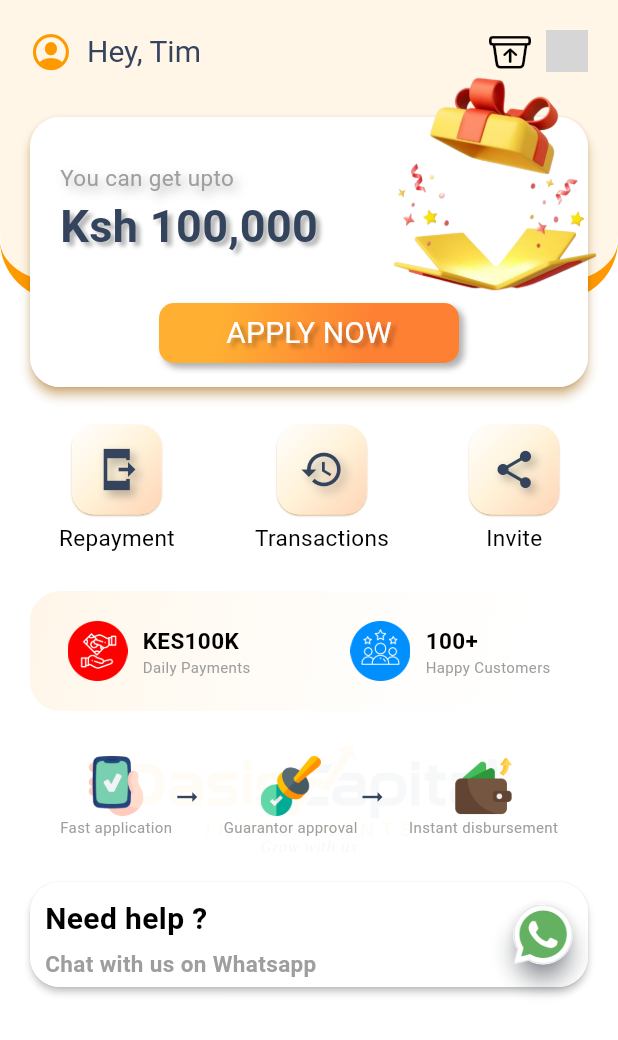
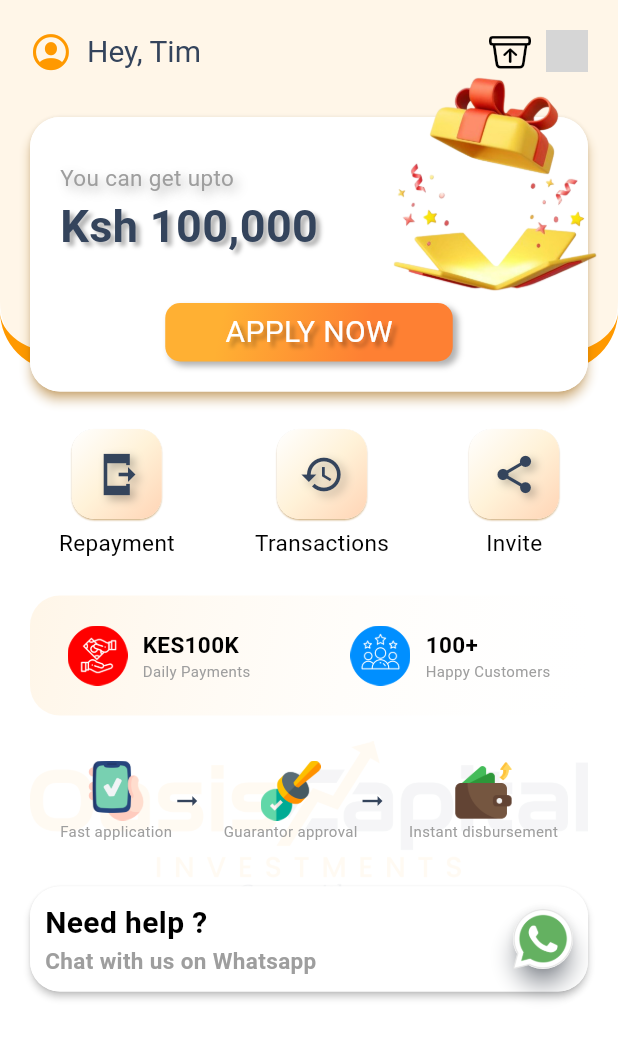
Before and after one commit to NGURE-TIM/OASIS-CAPITAL-INVESTMENTS, a Flutter app: the Dash screen opened directly, on a phone screen of 412 x 824 dp. Shown: the top 1040 px of the screen. Run offline on Flutter 3.47's test engine with Material 3 defaults, Android fonts, the phone set to English and light mode, and no system bars; our stand-ins replace another_flutter_splash_screen, blurrycontainer, cloud_firestore, dashed_circular_progress_bar, dropdown_button2, dropdown_search and 16 more; missing offline and left inert: animated_icon, dart:ffi, flutter_dropdown_search, gif_view, whatsapp_unilink; accounts and stored records are empty; grey boxes are pictures that could not be loaded.

```diff
--- a/lib/Database/firebase.dart
+++ b/lib/Database/firebase.dart
@@ -50,6 +50,9 @@ verifyPhoneNumber(String address ,BuildContext context )async{
     if (snapshot.docs.isNotEmpty && context.mounted){
       Provider.of<VerifyPage>(context , listen: false).dbCall();
     }
+    else if (snapshot.docs.isEmpty && context.mounted){
+      Provider.of<VerifyPage>(context , listen: false).numberNotFound();
+    }
     else if(context.mounted){
       Provider.of<VerifyPage>(context , listen: false).reset();
     }
--- a/lib/data_Entry/account_Info.dart
+++ b/lib/data_Entry/account_Info.dart
@@ -68,9 +68,7 @@ class _AccountInfoState extends State<AccountInfo> {
                     context,
                     MaterialPageRoute(builder: (context) => Verify()),
                   );},3),
-               SizedBox(
-                      width:15
-                  ),
+                  SizedBox(width: SizeConfig.screenWidth * 0.04),
                   ElavatedButton('Continue' , white, mainOrange,(){Navigator.push(
                     context,
                     MaterialPageRoute(builder: (context) => const Referral()),
--- a/lib/home/Profile/about us.dart
+++ b/lib/home/Profile/about us.dart
@@ -29,7 +29,8 @@ class About extends StatelessWidget {
                     .textTheme
                     .titleLarge),
           ),
-          body: Column(
+          body: SingleChildScrollView(
+            child: Column(
               crossAxisAlignment: CrossAxisAlignment.center,
               children: [
                 SizedBox(
@@ -280,6 +281,7 @@ class About extends StatelessWidget {
 
               ],
             ),
+          ),
 
 
 
--- a/lib/home/Profile/account.dart
+++ b/lib/home/Profile/account.dart
@@ -23,7 +23,8 @@ class Account extends StatelessWidget {
               'Review Application Profile',
               style: Theme.of(context).textTheme.titleLarge),
         ),
-        body:Column(
+        body:SingleChildScrollView(
+          child: Column(
            children: [
              SizedBox(
                height: 10,
@@ -60,6 +61,7 @@ class Account extends StatelessWidget {
                ) ,
              )
            ],
+          ),
         )
 
       ))
--- a/lib/home/Profile/faq.dart
+++ b/lib/home/Profile/faq.dart
@@ -57,7 +57,6 @@ class _FAQState extends State<FAQ> {
             backgroundColor: white,
             appBar: AppBar(
               title: Text(
-
                   'Frequently asked questions',
                   style: Theme.of(context).textTheme.titleLarge),
             ),
--- a/lib/home/Profile/feedback.dart
+++ b/lib/home/Profile/feedback.dart
@@ -40,7 +40,8 @@ class _SuggestionsState extends State<Suggestions> {
                   'Feedback & Suggestions',
                   style: Theme.of(context).textTheme.titleLarge),
             ),
-            body:Column(
+            body:SingleChildScrollView(
+              child: Column(
                 children: [
                   SizedBox(
                     height: 20,
@@ -160,6 +161,7 @@ class _SuggestionsState extends State<Suggestions> {
                     ),
                   )
                 ],
+              ),
             )
 
         ))
--- a/lib/home/Profile/settings.dart
+++ b/lib/home/Profile/settings.dart
@@ -29,7 +29,8 @@ class Settings extends StatelessWidget {
                       .textTheme
                       .titleLarge),
             ),
-            body: Column(
+            body: SingleChildScrollView(
+              child: Column(
                 children: [
                   SizedBox(
                     height: 40,
@@ -115,6 +116,7 @@ class Settings extends StatelessWidget {
                   ),
                 ],
               ),
+            ),
 
 
 
--- a/lib/home/dashboard.dart
+++ b/lib/home/dashboard.dart
@@ -5,6 +5,7 @@ import 'package:fulusi/colors/colors.dart';
 import 'package:flutter/cupertino.dart';
 import 'package:animated_icon/animated_icon.dart';
 import 'package:fulusi/home/repayment..dart';
+import '../global/size_config.dart';
 import '../globalWidgets.dart';
 import '../loan/loan.dart';
 
@@ -30,10 +31,11 @@ class _DashState extends State<Dash> {
       child:
           Scaffold(
             backgroundColor: white,
-            body: Stack(
+            body: SingleChildScrollView(
+              child: Stack(
                 children: [
                 Container(
-              height: 200,
+                height: SizeConfig.screenHeight * 0.3,
                 width: double.infinity,
                 decoration:   BoxDecoration(
                     border:Border(
@@ -62,16 +64,14 @@ class _DashState extends State<Dash> {
                           ),
                         ),
                       ),*/
-                    child:Column(
-                      children: [
-                        Expanded(
+                      child:Expanded(
                         child: Align(
-                            alignment: Alignment(0, 0.42),
-                            child: SizedBox(
-                              height: 250,
-                              width: 250,
+                          alignment: Alignment(0, 0.4),
+                          child:
+                          Container(
+                            margin:EdgeInsets.all(20),
                             child: Opacity(
-                                opacity: 0.04,
+                              opacity: 0.05,
                               child: Image.asset(
                                 "assets/images/cropped-Oasis-Capital-Investments-trans.png",
                                 fit: BoxFit.contain, // Adjust the fit to cover the SizedBox
@@ -79,13 +79,13 @@ class _DashState extends State<Dash> {
                             ),
                           ),
                         ),
-                        ),
-                      ],
                       )
 
                     ),
                   ),
                   Container(
+                    height:SizeConfig.screenHeight,
+                    width:SizeConfig.screenWidth,
                     child:   Padding(
                       padding: const EdgeInsets.only(left: 20,right: 20 , top: 20),
                       child:   Column(
@@ -127,31 +127,6 @@ class _DashState extends State<Dash> {
                           ),const SizedBox(
                             height: 30,
                           ),
-                      /*FlutterCarousel(
-                          options: CarouselOptions(
-                            aspectRatio:1.5,
-                            clipBehavior: Clip.none,
-                              autoPlay: false,
-                             // height: 200,
-                              viewportFraction:.9 ,
-                              enlargeCenterPage: true,
-                              showIndicator: true,
-                              slideIndicator: const CircularSlideIndicator(
-                                  indicatorBorderColor: white,
-                                  currentIndicatorColor: mainOrange,
-                                  indicatorBackgroundColor: grey
-                              ),
-                              floatingIndicator: false
-                          ),
-                          items: sliders.map((item) {
-                            return Builder(
-                              builder: (BuildContext context) {
-                                return item;
-                              },
-                            );
-                          }).toList(),
-                        ),*/
-
                           Material(
                             shadowColor: mainOrange,
                             elevation: 3,
@@ -159,7 +134,7 @@ class _DashState extends State<Dash> {
                               borderRadius: BorderRadius.circular(20),
                             ),
                             child: Container(
-                          height: 180,
+                           // height: SizeConfig.screenHeight * 0.27,
                               width: double.infinity,
                               decoration: BoxDecoration(
 
@@ -216,8 +191,8 @@ SizedBox(
 
                                       Center(
                                         child: Container(
-                                        height: 40,
-                                        width: 200,
+
+                                          padding:EdgeInsets.symmetric(vertical: 0 ,horizontal: 0),
                                           decoration: BoxDecoration(
                                             borderRadius: BorderRadius.circular(10),
                                             gradient: LinearGradient(
@@ -239,23 +214,15 @@ SizedBox(
                                               ),
                                             ],
                                           ),
-                                        child: ElevatedButton(
-                                          onPressed: () {
-                                            // Your onPressed code here
+                                          child: GestureDetector(
+                                            onTap: (){
                                               Navigator.push(
                                                 context,
                                                 MaterialPageRoute(builder: (context) => Loan()),
                                               );
                                             },
-                                          onHover: null,
-                                          onLongPress: null,
-                                          onFocusChange: null,
-                                          autofocus: false,
-                                          style: ElevatedButton.styleFrom(
-
-                                            elevation: 0,
-                                            backgroundColor: Colors.transparent, // Make button background transparent
-                                          ),
+                                            child: Padding(
+                                              padding: const EdgeInsets.only(left:40 ,right:40,top: 5 , bottom: 5),
                                               child: Text(
                                                 'APPLY NOW',
                                                 style: TextStyle(
@@ -268,6 +235,7 @@ SizedBox(
                                                       blurRadius: 3, // Blur radius of the shadow
                                                     ),
                                                   ],
+                                                ),
                                               ),
                                             ),
                                           ),
@@ -376,7 +344,7 @@ SizedBox(
                               radius: 10,
                               child: Container(
                                 width:double.infinity,
-                              height: 70,
+
                                 decoration: BoxDecoration(
                                   borderRadius: BorderRadius.circular(20),
                                         color: white
@@ -396,7 +364,7 @@ color: white
                                                 fontWeight: FontWeight.w600,
                                                 fontSize:20
                                             )),
-                                          SizedBox(height:5,),
+
                                             Text('Chat with us on Whatsapp', style: TextStyle(
                                                 color:grey,
                                                 fontWeight: FontWeight.w600,
@@ -445,6 +413,7 @@ color: white
                     ),
                   ),
                 ],
+              ),
             ),
           ),
 
--- a/lib/home/repayment..dart
+++ b/lib/home/repayment..dart
@@ -12,6 +12,7 @@ class Repayment extends StatelessWidget {
 
   @override
   Widget build(BuildContext context) {
+
     return Stack(
       children: [
         Scaffold(
@@ -321,7 +322,6 @@ class Repayment extends StatelessWidget {
                                     style:
 
                                     ElevatedButton.styleFrom(
-                                        fixedSize: Size(80, 20),
                                         shape: RoundedRectangleBorder(borderRadius: BorderRadius.circular(15)),
                                         elevation: 5, backgroundColor: mainOrange
                                     ), child: Text(
--- a/lib/main.dart
+++ b/lib/main.dart
@@ -1,5 +1,6 @@
 import 'package:flutter/material.dart';
 import 'package:firebase_core/firebase_core.dart';
+import 'package:flutter/services.dart';
 import 'package:fulusi/splashPages/splash.dart';
 import 'package:fulusi/themes/theme.dart';
 import 'firebase_options.dart';
@@ -7,6 +8,9 @@ import 'package:provider/provider.dart';
 import 'package:fulusi/stateManagement_provider/provider.dart';
 void main() async{
 WidgetsFlutterBinding.ensureInitialized();
+SystemChrome.setPreferredOrientations([
+  DeviceOrientation.portraitUp,
+]);
 try {
   await Firebase.initializeApp(
     options: DefaultFirebaseOptions.currentPlatform,
--- a/pubspec.yaml
+++ b/pubspec.yaml
@@ -68,6 +68,8 @@ dependencies:
   simple_circular_progress_bar: ^1.0.2
   badges: ^3.1.2
   flutter_screenutil: ^5.9.3
+  scroll_date_picker: ^3.8.0
+  sms_autofill: ^2.4.0
 
 
 dev_dependencies:
```
Also changed, not shown: lib/data_Entry/dob.dart (+6 -9 lines), lib/globalWidgets.dart (+5 -6 lines), lib/home/profile.dart (+23 -8 lines), lib/logins/login_screens/register/verify.dart (+30 -12 lines), lib/stateManagement_provider/provider.dart (+7 -3 lines), pubspec.lock, 44 other files. Lines whose indentation alone changed are shown as unchanged.
